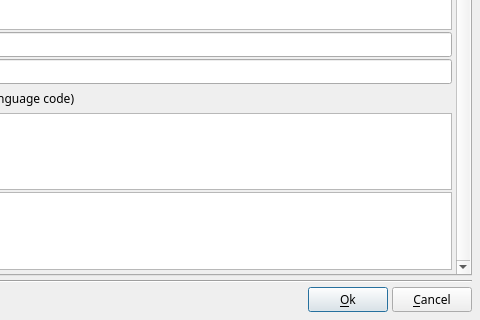
boenki/ffdiaporama, file src/ffDiaporama/DlgffDPjrProperties/DlgffDPjrProperties.ui: the form before one commit; both pictures show x 232 to 712 and y 171 to 491 of the 712 by 491 pixel window.
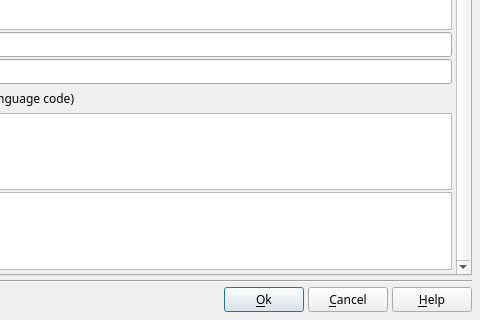
The form after the commit. Icons and pictures are not drawn. Custom widgets are drawn as their Qt base class.

Diff of the .ui file:
```diff
--- a/src/ffDiaporama/DlgffDPjrProperties/DlgffDPjrProperties.ui
+++ b/src/ffDiaporama/DlgffDPjrProperties/DlgffDPjrProperties.ui
@@ -954,6 +954,20 @@
        </property>
       </widget>
      </item>
+     <item>
+      <widget class="QPushButton" name="HelpBt">
+       <property name="toolTip">
+        <string>Show help about this dialogue box</string>
+       </property>
+       <property name="text">
+        <string>&amp;Help</string>
+       </property>
+       <property name="icon">
+        <iconset resource="../../../RSCffDiaporama.qrc">
+         <normaloff>:/img/help.png</normaloff>:/img/help.png</iconset>
+       </property>
+      </widget>
+     </item>
     </layout>
    </item>
   </layout>
```
Left out of the diff: 29 changed lines with no effect on the pictures.
